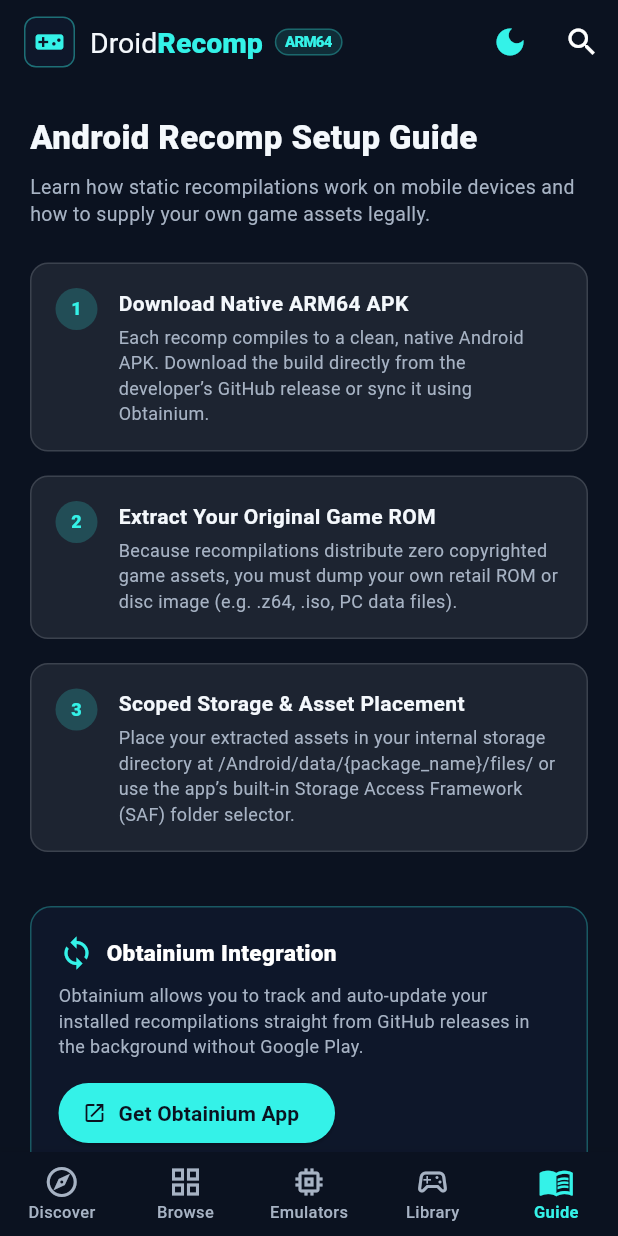
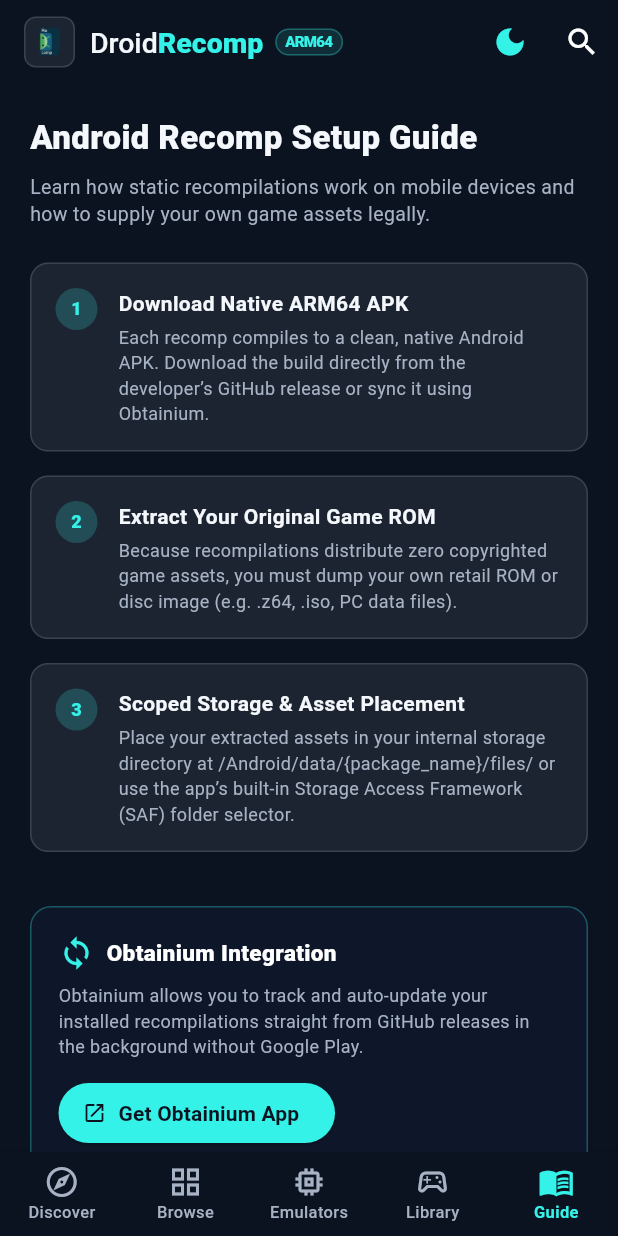
Before and after one commit to MooPuu/droid-recomp, a Flutter app: the screen it shows after launch, item 5 of the bottom bar chosen, on a phone screen of 412 x 824 dp. Run offline on Flutter 3.47's test engine with Material 3 defaults, Android fonts, the phone set to English and light mode, and no system bars; our stand-ins replace shared_preferences; network calls fail; project files that could hold a hidden picture were left out.

Commit message:
feat(branding): implement official DroidRecomp Logo across web app, Android app, and repository

```diff
--- a/droid_recomp_app/lib/main.dart
+++ b/droid_recomp_app/lib/main.dart
@@ -768,20 +768,33 @@ class _MainNavigationScreenState extends State<MainNavigationScreen> {
         title: Row(
           children: [
             Container(
-              padding: const EdgeInsets.all(6),
+              padding: const EdgeInsets.all(4),
               decoration: BoxDecoration(
-                color: RecompTheme.midnightAlt,
+                color: RecompTheme.cardBg(context),
                 borderRadius: BorderRadius.circular(8),
-                border: Border.all(color: RecompTheme.cyan.withOpacity(0.4)),
-              ),
-              child: const Icon(Icons.videogame_asset, color: RecompTheme.cyan, size: 20),
+                border: Border.all(color: RecompTheme.border(context)),
+              ),
+              child: ClipRRect(
+                borderRadius: BorderRadius.circular(4),
+                child: Image.asset(
+                  'assets/logo.png',
+                  width: 24,
+                  height: 24,
+                  fit: BoxFit.contain,
+                  errorBuilder: (context, error, stackTrace) => const Icon(
+                    Icons.videogame_asset,
+                    color: RecompTheme.cyan,
+                    size: 20,
+                  ),
+                ),
+              ),
             ),
             const SizedBox(width: 10),
             RichText(
-              text: const TextSpan(
-                style: TextStyle(fontSize: 19, fontFamily: 'Roboto', color: RecompTheme.frost),
-                children: [
-                  TextSpan(text: 'Droid', style: TextStyle(fontWeight: FontWeight.w400)),
+              text: TextSpan(
+                style: TextStyle(fontSize: 19, fontFamily: 'Roboto', color: RecompTheme.text(context)),
+                children: const [
+                  TextSpan(text: 'Droid', style: TextStyle(fontWeight: FontWeight.w500)),
                   TextSpan(text: 'Recomp', style: TextStyle(fontWeight: FontWeight.w900, color: RecompTheme.cyan)),
                 ],
               ),
@@ -1150,7 +1163,7 @@ class BrowseTab extends StatefulWidget {
 
 class _BrowseTabState extends State<BrowseTab> {
   String _selectedOrigin = 'all';
-  String _selectedType = 'all';
+  final String _selectedType = 'all';
   bool _turnipOnly = false;
   bool _touchOnly = false;
 
--- a/droid_recomp_app/pubspec.yaml
+++ b/droid_recomp_app/pubspec.yaml
@@ -23,3 +23,4 @@ flutter:
   assets:
     - assets/catalog.json
     - assets/emulators.json
+    - assets/logo.png
```
Also changed, not shown: DroidRecomp Logo.svg, apple-touch-icon.png (added), droid_recomp_app/assets/logo.png (added), droid_recomp_app/assets/logo.svg (added), favicon.png (added), favicon.svg, icon-192.png (added), icon-512.png (added), logo.png (added), manifest.json, 19 other files.
